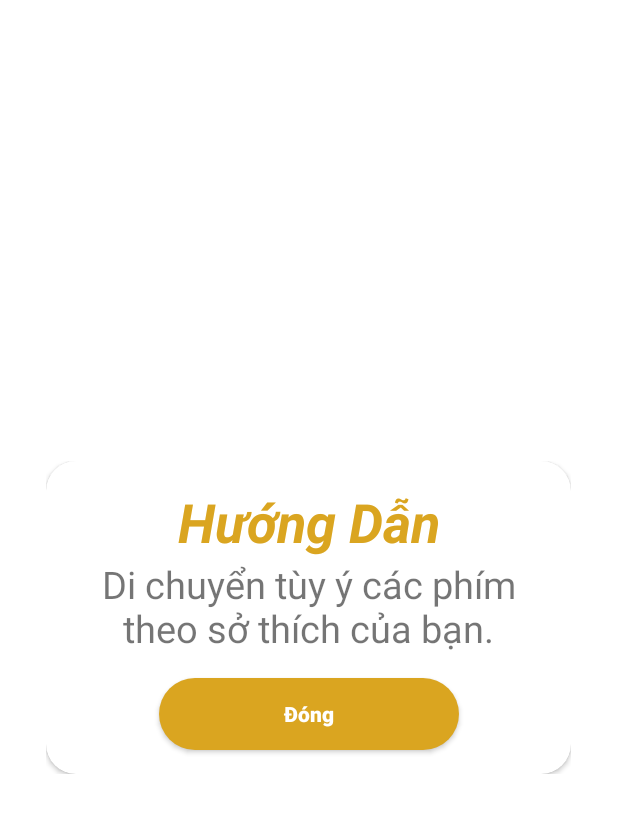
After one commit to huyngo512/TestProject, an Android app: the layout layout_dialog_setting.xml on its own in the app's theme, with its tools: preview values and no code run, on a phone screen of 412 x 824 dp. The commit adds this screen. Shown: the top 813 px of the screen. Run offline under Robolectric (Android 15) with nearby library versions, the phone set to English and light mode, and no system bars.

Commit message:
add dialog setting

```diff
--- a/app/src/main/java/com/example/testproject/SettingActivity.java
+++ b/app/src/main/java/com/example/testproject/SettingActivity.java
@@ -6,9 +6,12 @@ import androidx.constraintlayout.widget.ConstraintLayout;
 import androidx.constraintlayout.widget.ConstraintSet;
 
 import android.annotation.SuppressLint;
+import android.app.Dialog;
 import android.content.Context;
 import android.content.Intent;
 import android.content.SharedPreferences;
+import android.graphics.Color;
+import android.graphics.drawable.ColorDrawable;
 import android.os.Bundle;
 import android.util.Log;
 import android.view.MotionEvent;
@@ -19,6 +22,8 @@ import android.view.animation.AnimationUtils;
 import java.sql.SQLOutput;
 
 public class SettingActivity extends AppCompatActivity {
+
+    Dialog dialog;
 
     public AppCompatButton homeButton, saveButton;
 
@@ -43,6 +48,8 @@ public class SettingActivity extends AppCompatActivity {
 
         context = SettingActivity.this;
         ExtensionMethod.hideNavigationBar(context);
+
+        dialog = new Dialog(this);
 
         PACKAGE_NAME = getApplicationContext().getPackageName();
 
@@ -103,6 +110,8 @@ public class SettingActivity extends AppCompatActivity {
             return true;
         });
 
+        openDialog();
+
     }
 
     @Override
@@ -148,4 +157,14 @@ public class SettingActivity extends AppCompatActivity {
             constraintSet.setVerticalBias(button.getId(), sharedHeightPreferences.getFloat(String.valueOf(index), 0));
         }
     }
+    private void openDialog() {
+        dialog.setContentView(R.layout.layout_dialog_setting);
+        dialog.getWindow().setBackgroundDrawable(new ColorDrawable(Color.TRANSPARENT));
+
+        AppCompatButton btnOK = dialog.findViewById(R.id.btnClose_setting);
+        btnOK.setOnClickListener(view -> {
+            dialog.dismiss();
+        });
+        dialog.show();
+    }
 }
--- a/app/src/main/res/layout/activity_main.xml
+++ b/app/src/main/res/layout/activity_main.xml
@@ -107,18 +107,18 @@
 
     <TextView
         android:id="@+id/textView"
-        android:layout_width="267dp"
-        android:layout_height="98dp"
+        android:layout_width="259dp"
+        android:layout_height="43dp"
         android:background="@drawable/border_textview"
+        android:focusable="true"
+        android:gravity="bottom"
         android:text=""
-        android:gravity="bottom"
-        android:focusable="true"
         android:textStyle="bold|italic"
         app:layout_constraintBottom_toBottomOf="parent"
         app:layout_constraintEnd_toEndOf="parent"
         app:layout_constraintStart_toStartOf="parent"
         app:layout_constraintTop_toTopOf="parent"
-        app:layout_constraintVertical_bias="0.038" />
+        app:layout_constraintVertical_bias="0.032" />
 
     <TextView
         android:id="@+id/textView_display"
--- /dev/null
+++ b/app/src/main/res/layout/layout_dialog_setting.xml
@@ -0,0 +1,67 @@
+<?xml version="1.0" encoding="utf-8"?>
+<androidx.constraintlayout.widget.ConstraintLayout xmlns:android="http://schemas.android.com/apk/res/android"
+    xmlns:tools="http://schemas.android.com/tools"
+    android:layout_width="350dp"
+    android:layout_height="wrap_content"
+    xmlns:app="http://schemas.android.com/apk/res-auto"
+    android:layout_gravity="center">
+
+    <androidx.cardview.widget.CardView
+        android:layout_width="match_parent"
+        android:layout_height="match_parent"
+        app:cardCornerRadius="20dp"
+        app:layout_constraintBottom_toBottomOf="parent"
+        app:layout_constraintEnd_toEndOf="parent"
+        app:layout_constraintStart_toStartOf="parent"
+        app:layout_constraintTop_toTopOf="parent">
+
+        <androidx.constraintlayout.widget.ConstraintLayout
+            android:layout_width="match_parent"
+            android:layout_height="match_parent">
+
+            <TextView
+                android:id="@+id/textView2_dialog_setting"
+                android:layout_width="wrap_content"
+                android:layout_height="wrap_content"
+                android:layout_marginTop="16dp"
+                android:text="Hướng Dẫn"
+                android:textColor="@color/gold"
+                android:textSize="36sp"
+                android:textStyle="bold|italic"
+                app:layout_constraintEnd_toEndOf="parent"
+                app:layout_constraintStart_toStartOf="parent"
+                app:layout_constraintTop_toTopOf="parent" />
+
+            <TextView
+                android:id="@+id/textView3_dialog_setting"
+                android:layout_width="0dp"
+                android:layout_height="wrap_content"
+                android:layout_marginStart="24dp"
+                android:layout_marginEnd="24dp"
+                android:gravity="center"
+                android:textSize="25sp"
+                android:text="Di chuyển tùy ý các phím theo sở thích của bạn."
+                app:layout_constraintEnd_toEndOf="parent"
+                app:layout_constraintStart_toStartOf="parent"
+                app:layout_constraintTop_toBottomOf="@+id/textView2_dialog_setting" />
+
+            <androidx.appcompat.widget.AppCompatButton
+                android:id="@+id/btnClose_setting"
+                android:layout_width="200dp"
+                android:layout_height="wrap_content"
+                android:layout_marginTop="16dp"
+                android:layout_marginBottom="16dp"
+                android:background="@drawable/btn_bg"
+                android:text="Đóng"
+                android:textAllCaps="false"
+                android:textColor="@color/cardview_light_background"
+                android:textStyle="bold"
+                app:layout_constraintBottom_toBottomOf="parent"
+                app:layout_constraintEnd_toEndOf="parent"
+                app:layout_constraintStart_toStartOf="parent"
+                app:layout_constraintTop_toBottomOf="@+id/textView3_dialog_setting" />
+        </androidx.constraintlayout.widget.ConstraintLayout>
+
+    </androidx.cardview.widget.CardView>
+
+</androidx.constraintlayout.widget.ConstraintLayout>
```
